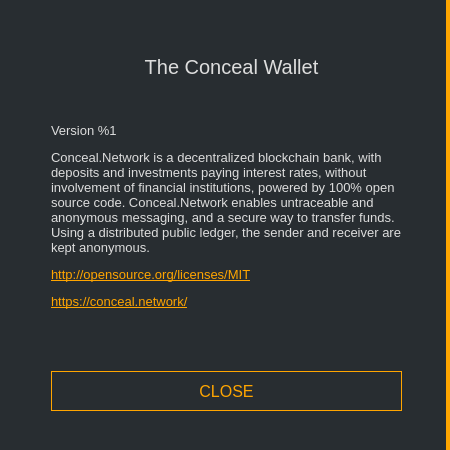
Qt form src/gui/ui/aboutdialog.ui (ConcealNetwork/conceal-desktop) before a commit.
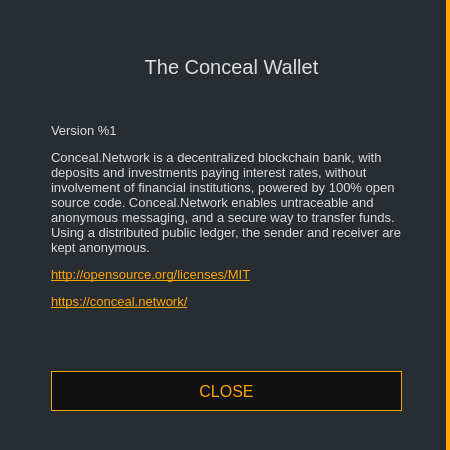
The same form after that commit.

Commit message: fix incorrect color codes

The edit to the form file:
```diff
--- a/src/gui/ui/aboutdialog.ui
+++ b/src/gui/ui/aboutdialog.ui
@@ -100,7 +100,7 @@
        <font/>
       </property>
       <property name="styleSheet">
-       <string notr="true">QPushButton#m_okButton {color: orange; background-color: #1; border: 1px solid orange; font-size: 16px;}
+       <string notr="true">QPushButton#m_okButton {color: orange; background-color: #111111; border: 1px solid orange; font-size: 16px;}
 
 QPushButton#m_okButton:hover {color: orange; background-color: #1; border: 2px solid orange; font-size: 16px;}</string>
       </property>
```
Left out of the diff: 2 changed lines with no effect on the pictures. The commit also changes 26 other files.
